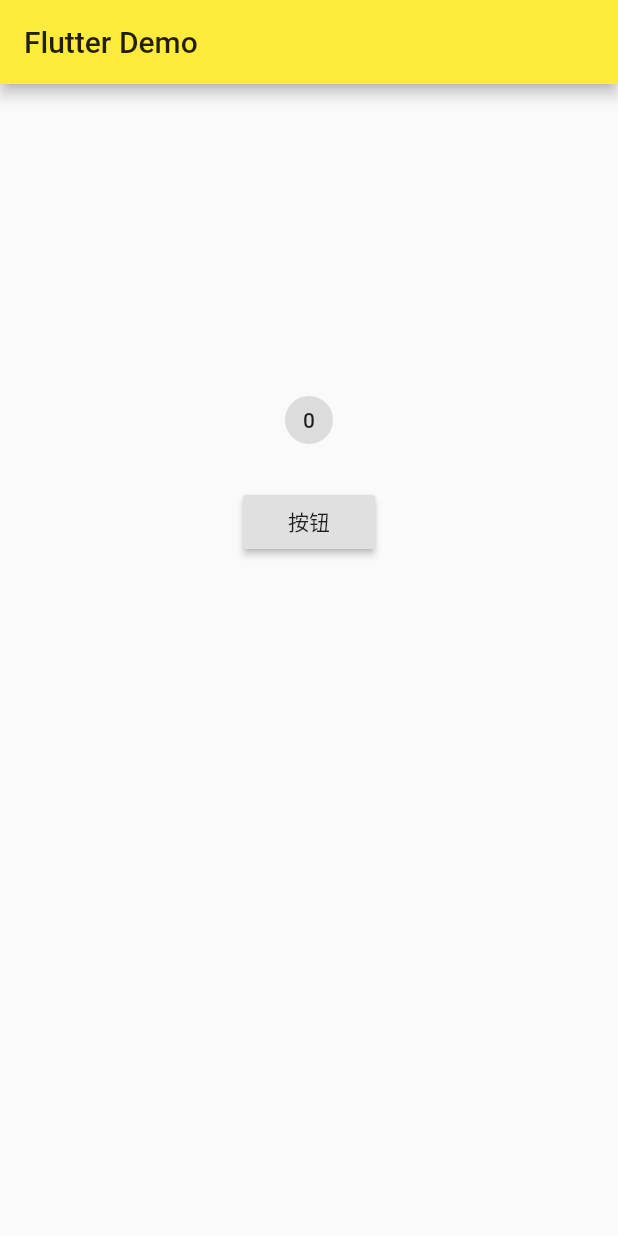
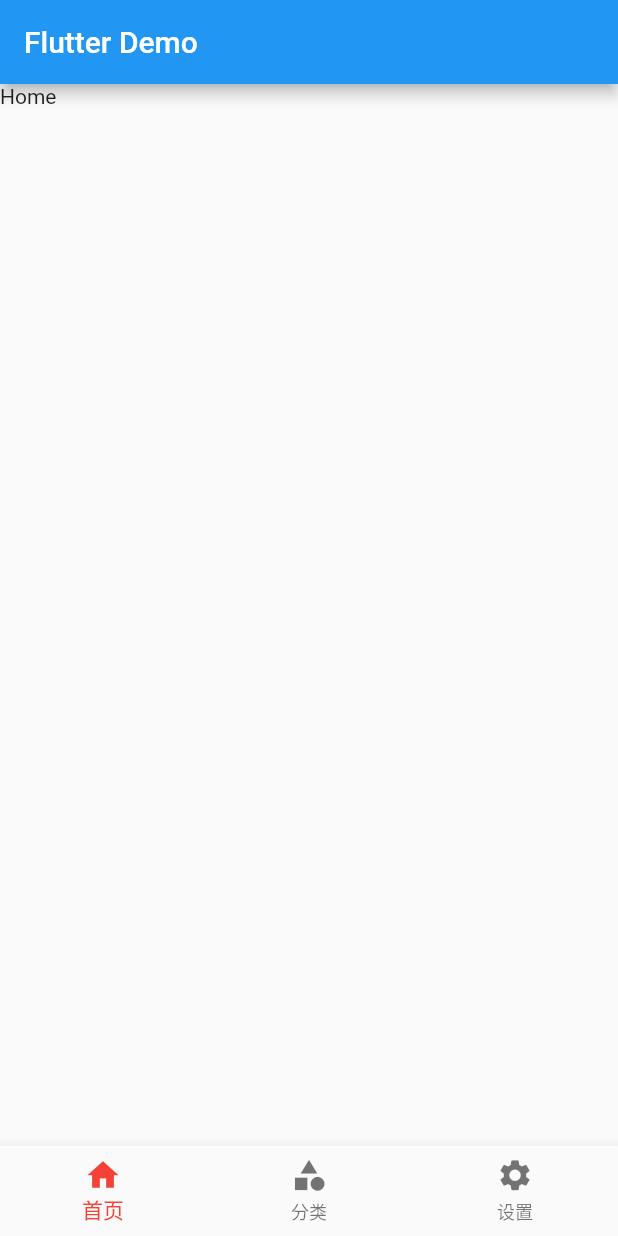
Before and after one commit to BubbleM/flutter_demo, a Flutter app: the screen it shows after launch, on a phone screen of 412 x 824 dp. Run offline on Flutter 3.47's test engine with Material 2 defaults, Android fonts, the phone set to English and light mode, and no system bars.

Commit message:
feat:Scaffold组件配置BottomNavigationBarItem实现底部Tab&页面切换

```diff
--- /dev/null
+++ b/lib/child/tab.dart
@@ -0,0 +1,72 @@
+import 'package:flutter/material.dart';
+
+import '../main.dart';
+
+class TabChild extends StatefulWidget{
+  TabChild(): super();
+
+  _TabChildState createState() => _TabChildState();
+}
+
+class _TabChildState extends State<TabChild>{
+  int _currentIndex = 0;
+
+  List<Widget> pageList =[Home(), Category(), Setting()];
+
+  @override
+  Widget build(BuildContext context) {
+    // TODO: implement build
+    return Scaffold(
+      appBar: AppBar(
+        title: Text('Flutter Demo'),
+      ),
+      body: pageList[this._currentIndex],
+      bottomNavigationBar: BottomNavigationBar(
+        currentIndex: this._currentIndex,
+        onTap: (int index){
+          setState(() {
+            this._currentIndex = index;
+          });
+        },
+        iconSize: 25.0,
+        fixedColor: Colors.red,
+        items: [
+          BottomNavigationBarItem(
+              icon: Icon(Icons.home),
+              title: Text('首页')
+          ),
+          BottomNavigationBarItem(
+              icon: Icon(Icons.category),
+              title: Text('分类')
+          ),
+          BottomNavigationBarItem(
+              icon: Icon(Icons.settings),
+              title: Text('设置')
+          )
+        ],
+      ),
+    );
+  }
+}
+
+class Home extends StatelessWidget{
+  @override
+  Widget build(BuildContext context) {
+    // TODO: implement build
+    return Text('Home');
+  }
+}
+class Category extends StatelessWidget{
+  @override
+  Widget build(BuildContext context) {
+    // TODO: implement build
+    return Text('Category');
+  }
+}
+class Setting extends StatelessWidget{
+  @override
+  Widget build(BuildContext context) {
+    // TODO: implement build
+    return Text('Setting');
+  }
+}
--- a/lib/main.dart
+++ b/lib/main.dart
@@ -7,6 +7,7 @@ import 'package:flutter_app/child/image.dart';
 import 'package:flutter_app/child/list.dart';
 import 'package:flutter_app/child/stack.dart';
 import 'package:flutter_app/child/state.dart';
+import 'package:flutter_app/child/tab.dart';
 import 'package:flutter_app/child/wrap.dart';
 
 import 'child/text.dart';
@@ -21,15 +22,16 @@ class MyApp extends StatelessWidget{
   Widget build(BuildContext context) {
     // TODO: implement build
     return MaterialApp(
-      home: Scaffold(
-        appBar: AppBar(
-          title: Text('Flutter Demo'),
-        ),
-        body: HomeContent(),
-      ),
-      theme: ThemeData(
-        primarySwatch: Colors.yellow
-      ),
+      home: TabChild(),
+      // home: Scaffold(
+      //   appBar: AppBar(
+      //     title: Text('Flutter Demo'),
+      //   ),
+      //   body: HomeContent(),
+      // ),
+      // theme: ThemeData(
+      //   primarySwatch: Colors.yellow
+      // ),
     );
   }
 }
```
